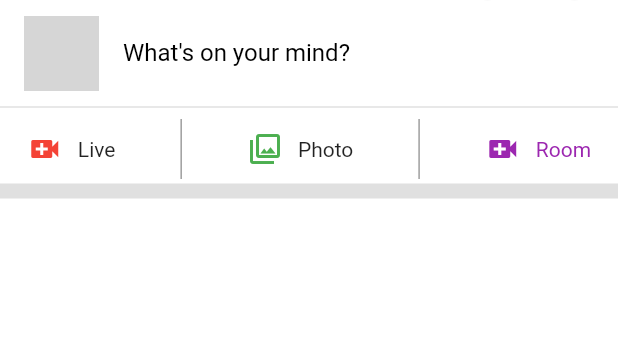
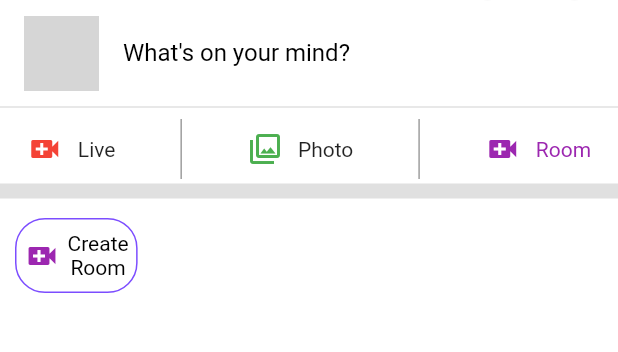
Before and after one commit to kksarang/facebook_clone, a Flutter app: the screen it shows after launch, on a phone screen of 412 x 824 dp, the part 76-428 px from its top. Run offline on Flutter 3.47's test engine with Material 2 defaults, Android fonts, the phone set to English and light mode, and no system bars; network calls fail; grey boxes are pictures that could not be loaded.

Commit message:
latest changes

```diff
--- a/lib/home.dart
+++ b/lib/home.dart
@@ -1,4 +1,5 @@
 import 'package:facebook_clone/sections/headerButtonSection.dart';
+import 'package:facebook_clone/sections/roomSections.dart';
 import 'package:facebook_clone/sections/statusSection.dart';
 import 'package:facebook_clone/widgets/appBarButton.dart';
 import 'package:flutter/cupertino.dart';
@@ -47,6 +48,7 @@ class Home extends StatelessWidget {
               thickness: 10,
               color: Colors.grey.shade300,
             ),
+            RoomSection()
           ],
         ),
       ),
--- a/lib/sections/headerButtonSection.dart
+++ b/lib/sections/headerButtonSection.dart
@@ -4,6 +4,10 @@ import 'package:flutter/material.dart';
 class HeaderButtonSection extends StatelessWidget {
   @override
   Widget build(BuildContext context) {
+    Widget verticalDivider = const VerticalDivider(
+      thickness: 1,
+      color: Colors.grey,
+    );
     return SizedBox(
       height: 40,
       child: Row(
@@ -21,10 +25,7 @@ class HeaderButtonSection extends StatelessWidget {
               Text("Live"),
             ],
           ),
-          const VerticalDivider(
-            thickness: 1,
-            color: Colors.grey,
-          ),
+          verticalDivider,
           Row(
             children: const [
               Icon(
@@ -37,10 +38,7 @@ class HeaderButtonSection extends StatelessWidget {
               Text("Photo"),
             ],
           ),
-          const VerticalDivider(
-            thickness: 1,
-            color: Colors.grey,
-          ),
+          verticalDivider,
           Row(
             children: const [
               Icon(Icons.video_call, color: Colors.purple),
--- /dev/null
+++ b/lib/sections/roomSections.dart
@@ -0,0 +1,47 @@
+import 'package:flutter/cupertino.dart';
+import 'package:flutter/material.dart';
+
+class RoomSection extends StatelessWidget {
+  const RoomSection({Key? key}) : super(key: key);
+
+  @override
+  Widget build(BuildContext context) {
+    return Container(
+      height: 70,
+      child: ListView(
+        scrollDirection: Axis.horizontal,
+        padding: EdgeInsets.all(10),
+        children: [
+          Container(
+            decoration: BoxDecoration(
+              border: Border.all(width: 1, color: Colors.deepPurpleAccent),
+              borderRadius: BorderRadius.all(Radius.circular(20)),
+            ),
+            child: Row(
+              children: const [
+                SizedBox(
+                  width: 5,
+                ),
+                Icon(
+                  Icons.video_call,
+                  color: Colors.purple,
+                ),
+                SizedBox(
+                  width: 5,
+                ),
+                Text(
+                  "Create\nRoom",
+                  textAlign: TextAlign.center,
+                  style: TextStyle(fontSize: 14, color: Colors.black),
+                ),
+                SizedBox(
+                  width: 5,
+                ),
+              ],
+            ),
+          )
+        ],
+      ),
+    );
+  }
+}
```
